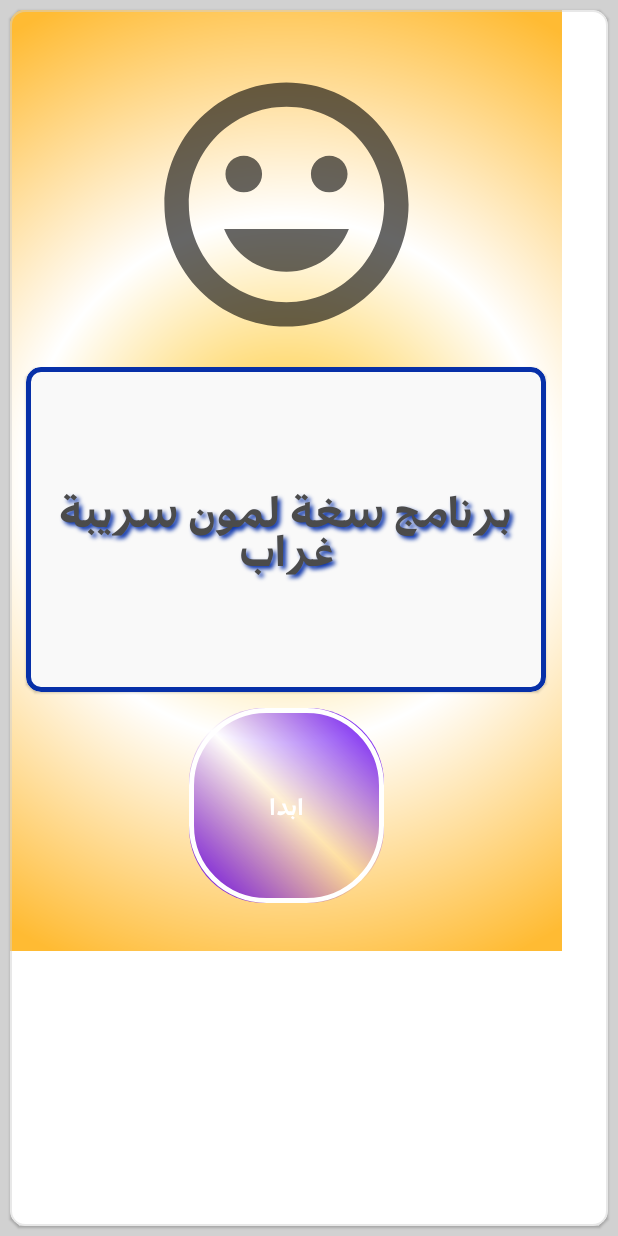
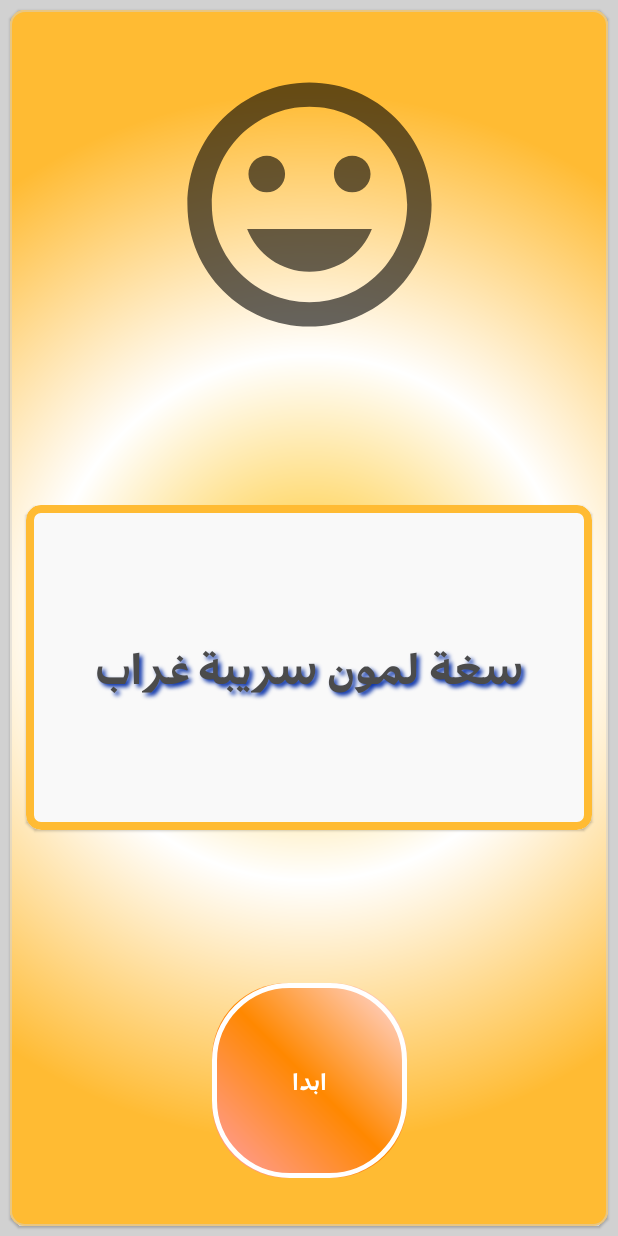
Before and after one commit to m37moud/So5aLamon, an Android app: the screen it shows after launch (MainActivity), on a phone screen of 412 x 824 dp. Run offline under Robolectric (Android 15) with nearby library versions, the phone set to English and light mode, and no system bars; our stand-ins replace sdp/ssp sizes.

Commit message:
work 24/3   +2

```diff
--- a/app/src/main/AndroidManifest.xml
+++ b/app/src/main/AndroidManifest.xml
@@ -14,7 +14,7 @@
         android:label="سغة لمون"
         android:roundIcon="@mipmap/ic_launcher_round"
         android:supportsRtl="true"
-        android:theme="@style/Theme.MyNewLang">
+        android:theme="@style/SplashScreenStyle">
         <activity
             android:name=".ui.Translate"
             android:excludeFromRecents="true"
--- a/app/src/main/java/com/m37moud/mynewlang/MainActivity.kt
+++ b/app/src/main/java/com/m37moud/mynewlang/MainActivity.kt
@@ -12,16 +12,18 @@ private const val TAG = "MainActivity"
 class MainActivity : AppCompatActivity() {
     override fun onCreate(savedInstanceState: Bundle?) {
         super.onCreate(savedInstanceState)
+        setTheme(R.style.AppTheme)
         setContentView(R.layout.activity_main)
         Logger.d(TAG, "onCreate service start")
 //
-        startService(
-            Intent(this@MainActivity, ClipboardService::class.java)
-        )
+//        startForegroundService(
+//            Intent(this@MainActivity, ClipboardService::class.java)
+//        )
         launch_btn.setOnClickListener {
             startService(
                 Intent(this@MainActivity, ClipboardService::class.java)
             )
+            finish()
         }
 //        if (Build.VERSION.SDK_INT >= Build.VERSION_CODES.O) {
 //           startForegroundService(Intent(this, ClipboardService::class.java))
--- a/app/src/main/res/layout/activity_main.xml
+++ b/app/src/main/res/layout/activity_main.xml
@@ -22,8 +22,8 @@
         app:strokeColor="@color/strokeColor"
         app:strokeWidth="1dp">
         <androidx.constraintlayout.widget.ConstraintLayout
-            android:layout_width="wrap_content"
-            android:layout_height="wrap_content"
+            android:layout_width="match_parent"
+            android:layout_height="match_parent"
             android:background="@drawable/start_background"
 
             >
@@ -52,8 +52,8 @@
                 app:layout_constraintEnd_toEndOf="@+id/imageView2"
                 app:layout_constraintStart_toStartOf="@+id/imageView2"
                 app:layout_constraintTop_toBottomOf="@+id/imageView2"
-                app:strokeColor="@color/blue"
-                app:strokeWidth="3dp">
+                app:strokeColor="@color/orange"
+                app:strokeWidth="@dimen/_4sdp">
 
                 <FrameLayout
                     android:layout_width="wrap_content"
@@ -67,7 +67,7 @@
                         android:layout_margin="@dimen/_8sdp"
                         style="@style/text_views"
                         android:gravity="center_horizontal|center_vertical"
-                        android:text="برنامج سغة لمون سريبة غراب"
+                        android:text="سغة لمون سريبة غراب"
                         android:textSize="@dimen/_20sdp" />
 
                 </FrameLayout>
@@ -79,6 +79,9 @@
                 android:layout_height="@dimen/_100sdp"
                 android:layout_marginBottom="32dp"
                 android:text="ابدا"
+                android:scaleType="centerCrop"
+                app:backgroundTint="@color/darkorange"
+                app:backgroundTintMode="screen"
                 android:background="@drawable/button_rounded"
                 android:foreground="@drawable/btn_foreground"
                 android:backgroundTint="@color/orange"
--- a/app/src/main/res/values-night/themes.xml
+++ b/app/src/main/res/values-night/themes.xml
@@ -1,6 +1,6 @@
 <resources xmlns:tools="http://schemas.android.com/tools">
     <!-- Base application theme. -->
-    <style name="Theme.MyNewLang" parent="Theme.MaterialComponents.Light.NoActionBar">
+    <style name="AppTheme" parent="Theme.MaterialComponents.Light.NoActionBar">
         <!-- Primary brand color. -->
         <item name="colorPrimary">@color/purple_500</item>
         <item name="colorPrimaryVariant">@color/purple_700</item>
@@ -10,6 +10,15 @@
         <item name="fontFamily">@font/arabic</item>
         <!-- Customize your theme here. -->
     </style>
+
+    <style name="SplashScreenStyle" parent="Theme.MaterialComponents.DayNight.NoActionBar">
+        <item name="android:windowBackground">@drawable/ic_happy</item>
+        <item name="android:windowTranslucentStatus">true</item>
+        <item name="android:windowTranslucentNavigation">true</item>
+    </style>
+
+
+
 
 
     <style name="DialogAnimation">
@@ -34,13 +43,14 @@
         <item name="android:windowNoDisplay">true</item>
     </style>
     <style name="text_views">
-        <item name="android:shadowColor">@color/black</item>
+        <item name="android:shadowColor">@color/blue</item>
         <item name="android:shadowDy">3</item>
         <item name="android:shadowDx">3</item>
         <item name="android:shadowRadius">3</item>
         <item name="android:textAlignment">center</item>
-        <item name="android:textColor">@color/white</item>
+        <item name="android:textColor">@color/darkGray</item>
         <item name="android:textStyle">bold</item>
         <item name="android:textDirection">locale</item>
     </style>
+
 </resources>
--- a/app/src/main/res/values/themes.xml
+++ b/app/src/main/res/values/themes.xml
@@ -1,6 +1,6 @@
 <resources xmlns:tools="http://schemas.android.com/tools">
     <!-- Base application theme. -->
-    <style name="Theme.MyNewLang" parent="Theme.MaterialComponents.Light.NoActionBar">
+    <style name="AppTheme" parent="Theme.MaterialComponents.Light.NoActionBar">
         <!-- Primary brand color. -->
         <item name="colorPrimary">@color/purple_500</item>
         <item name="colorPrimaryVariant">@color/purple_700</item>
@@ -10,6 +10,15 @@
         <item name="fontFamily">@font/arabic</item>
         <!-- Customize your theme here. -->
     </style>
+
+    <style name="SplashScreenStyle" parent="Theme.MaterialComponents.DayNight.NoActionBar">
+        <item name="android:windowBackground">@drawable/ic_happy</item>
+        <item name="android:windowTranslucentStatus">true</item>
+        <item name="android:windowTranslucentNavigation">true</item>
+    </style>
+
+
+
 
 
     <style name="DialogAnimation">
```
